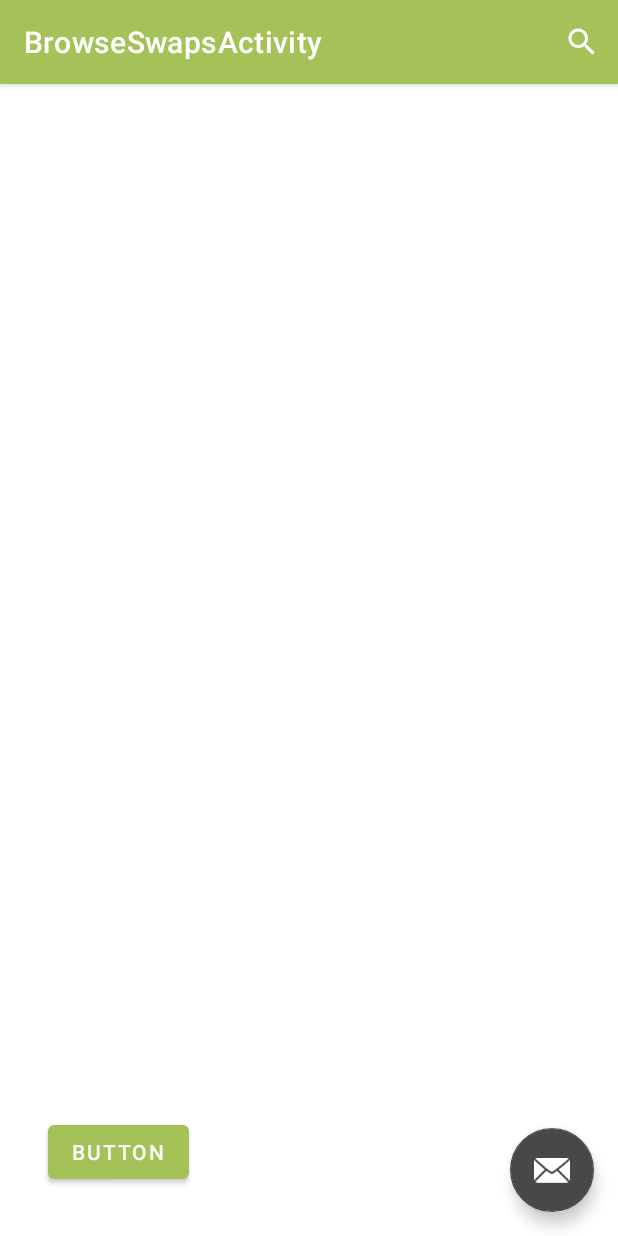
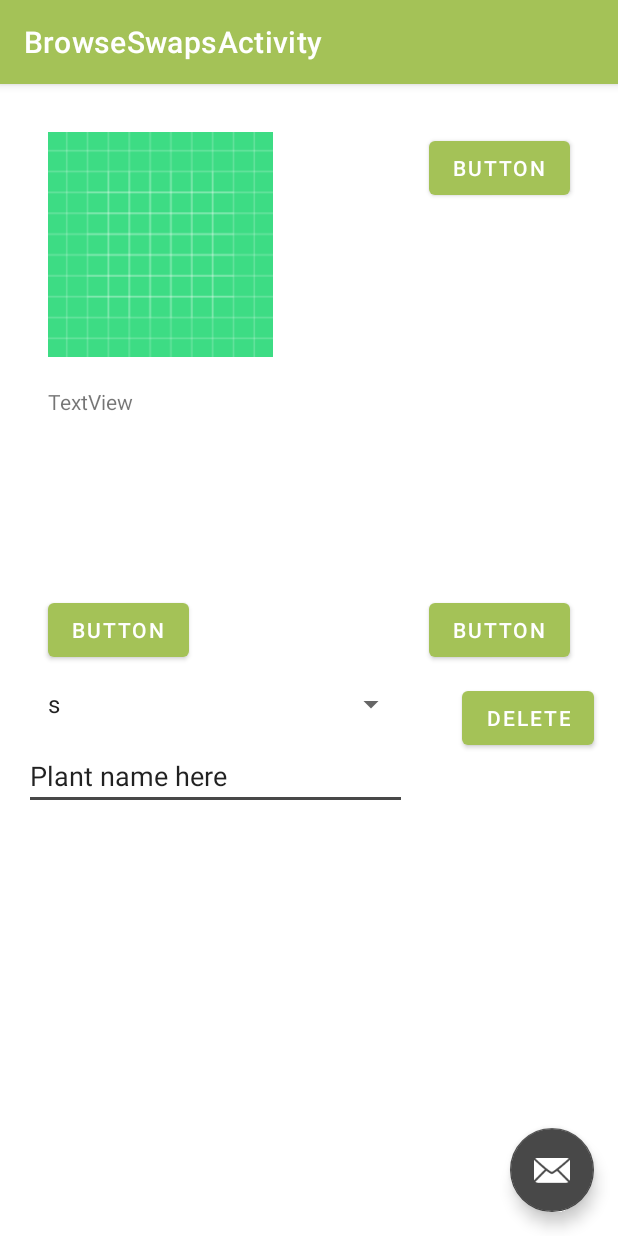
Before and after one commit to Macradon/ITSMAP-AppProject, an Android app: the BrowseSwapsActivity screen opened directly, with no data from a screen before it, on a phone screen of 412 x 824 dp. Run offline under Robolectric (Android 15) with nearby library versions, the phone set to English and light mode, and no system bars; our stand-ins replace Firebase (no records; nobody signed in at launch, a user with empty details on screens opened directly), Volley.

Commit message:
føler det er underligt men virker
addSwapOffer

```diff
--- a/PlantSwapApplication/app/src/main/java/com/au564065/plantswap/activities/browseplant/BrowsePlant_AddingPlant_fragment.java
+++ b/PlantSwapApplication/app/src/main/java/com/au564065/plantswap/activities/browseplant/BrowsePlant_AddingPlant_fragment.java
@@ -71,11 +71,11 @@ public class BrowsePlant_AddingPlant_fragment extends Fragment {
     private void updateUI(){
 
         Glide.with(getActivity().getApplicationContext())
-                .load(plantVM.onClickedPlant.getImageURL())
+                .load(plantVM.getOnClickedPlant().getImageURL())
                 .centerCrop()
                 .into(img);
 
-        common.setText(plantVM.onClickedPlant.getCommonName());
+        common.setText(plantVM.getOnClickedPlant().getCommonName());
 
     }
 
@@ -103,7 +103,7 @@ public class BrowsePlant_AddingPlant_fragment extends Fragment {
                 }
                 //Toast.makeText(getActivity().getApplicationContext(),plantVM.onClickedPlant.getCommonName() + " has been added to your wishlist", Toast.LENGTH_SHORT).show();
                 if(temp != 0){
-                    Toast.makeText(getActivity().getApplicationContext(),plantVM.onClickedPlant.getCommonName() + " has been added to your wishlist", Toast.LENGTH_SHORT).show();
+                    Toast.makeText(getActivity().getApplicationContext(),plantVM.getOnClickedPlant().getCommonName() + " has been added to your wishlist", Toast.LENGTH_SHORT).show();
                     plantVM.addToWish(temp);
                     getActivity().finish();
                 }else{
--- a/PlantSwapApplication/app/src/main/java/com/au564065/plantswap/activities/browseswap/BrowseSwapsActivity.java
+++ b/PlantSwapApplication/app/src/main/java/com/au564065/plantswap/activities/browseswap/BrowseSwapsActivity.java
@@ -24,7 +24,7 @@ public class BrowseSwapsActivity extends AppCompatActivity {
 
         if (savedInstanceState == null){
             getSupportFragmentManager().beginTransaction()
-                    .replace(R.id.BrowseSwapLayout,new BrowseSwaps_Search_fragment())
+                    .replace(R.id.BrowseSwapLayout,new BrowseSwaps_MakeOffer_fragment())
                     .commitNow();
         }
 
--- /dev/null
+++ b/PlantSwapApplication/app/src/main/java/com/au564065/plantswap/activities/browseswap/BrowseSwaps_MakeOffer_fragment.java
@@ -0,0 +1,128 @@
+package com.au564065.plantswap.activities.browseswap;
+
+import android.os.Bundle;
+import android.util.Log;
+import android.view.LayoutInflater;
+import android.view.View;
+import android.view.ViewGroup;
+import android.widget.Adapter;
+import android.widget.Button;
+import android.widget.TextView;
+
+import androidx.annotation.Nullable;
+import androidx.fragment.app.Fragment;
+import androidx.fragment.app.FragmentManager;
+import androidx.lifecycle.Observer;
+import androidx.lifecycle.ViewModelProvider;
+import androidx.recyclerview.widget.LinearLayoutManager;
+import androidx.recyclerview.widget.RecyclerView;
+
+import com.au564065.plantswap.R;
+import com.au564065.plantswap.activities.browseplant.BrowsePlant_Details_fragment;
+import com.au564065.plantswap.models.Swap;
+import com.au564065.plantswap.ui.recyclerview.AddSwapOfferAdapter;
+import com.au564065.plantswap.ui.recyclerview.BrowseSwapAdapter;
+import com.au564065.plantswap.viewmodels.BrowseSwapViewModel;
+
+import java.util.ArrayList;
+import java.util.List;
+
+public class BrowseSwaps_MakeOffer_fragment extends Fragment {
+
+    private BrowseSwapViewModel SwapVM;
+    private RecyclerView swapOfferOffers;
+    private AddSwapOfferAdapter adapter;
+    private RecyclerView.LayoutManager layoutMan;
+    private Button backBtn, addMoreBtn, sendBtn;
+    private TextView name;
+    private List<String> list;
+
+    @Override
+    public View onCreateView(LayoutInflater inflater, ViewGroup container,
+                             Bundle savedInstanceState) {
+        // Inflate the layout for this fragment
+        View v = inflater.inflate(R.layout.fragment_browse_swaps_makeoffer, container, false);
+        list = new ArrayList<>();
+        list.add("s");
+        list.add("a");
+        list.add("d");
+        list.add("f");
+        list.add("g");
+        list.add("other");
+        adapter = new AddSwapOfferAdapter(list);
+        layoutMan = new LinearLayoutManager(getContext());
+
+        initUI(v);
+
+        return v;
+    }
+
+    @Override
+    public void onActivityCreated(@Nullable Bundle savedInstanceState) {
+        super.onActivityCreated(savedInstanceState);
+
+        swapOfferOffers.setAdapter(adapter);
+        swapOfferOffers.setLayoutManager(layoutMan);
+
+        setListeners();
+
+        SwapVM = new ViewModelProvider(getActivity()).get(BrowseSwapViewModel.class);
+        SwapVM.getCount().observe(getViewLifecycleOwner(), new Observer<Integer>() {
+            @Override
+            public void onChanged(Integer integer) {
+                adapter.updateList(integer);
+                updateUI();
+            }
+        });
+
+    }
+
+    private void initUI(View v){
+        backBtn = v.findViewById(R.id.Browse_Swaps_Offer_Back);
+        addMoreBtn = v.findViewById(R.id.Browse_Swaps_Offer_More);
+        sendBtn = v.findViewById(R.id.Browse_Swaps_Offer_Send);
+        name = v.findViewById(R.id.Browse_Swaps_Offer_Name);
+
+        swapOfferOffers = v.findViewById(R.id.Browse_Swaps_Offer_Cycler);
+
+    }
+
+    private void updateUI(){
+        //name.setText(SwapVM.getSwap().getPlantName());
+    }
+
+    private void setListeners(){
+        FragmentManager m = getActivity().getSupportFragmentManager();
+
+        backBtn.setOnClickListener(new View.OnClickListener() {
+            @Override
+            public void onClick(View view) {
+               /* m.beginTransaction()
+                        .replace(R.id.BrowseSwapLayout, new BrowseSwaps_Details_fragment())
+                        .commit();*/
+                String s = "didnt work";
+                if (android.os.Build.VERSION.SDK_INT >= android.os.Build.VERSION_CODES.O) {
+                    s = String.join(",",adapter.getSavedStrings());
+                }
+
+                Log.d("From adding offer:", s);
+            }
+        });
+
+        addMoreBtn.setOnClickListener(new View.OnClickListener() {
+            @Override
+            public void onClick(View view) {
+                SwapVM.addMoreSpinners();
+            }
+        });
+
+        sendBtn.setOnClickListener(new View.OnClickListener() {
+            @Override
+            public void onClick(View view) {
+                SwapVM.deleteSpinner();
+            }
+        });
+
+    }
+
+}
--- a/PlantSwapApplication/app/src/main/java/com/au564065/plantswap/activities/browseswap/BrowseSwaps_Search_fragment.java
+++ b/PlantSwapApplication/app/src/main/java/com/au564065/plantswap/activities/browseswap/BrowseSwaps_Search_fragment.java
@@ -85,7 +85,7 @@ public class BrowseSwaps_Search_fragment extends Fragment implements BrowseSwapA
 
         FragmentManager m = getActivity().getSupportFragmentManager();
         m.beginTransaction()
-                .replace(R.id.BrowsePlantLayout, new BrowsePlant_Details_fragment())
+                .replace(R.id.BrowseSwapLayout, new BrowseSwaps_Details_fragment())
                 .commit();
     }
 
--- a/PlantSwapApplication/app/src/main/java/com/au564065/plantswap/activities/profile/ProfileActivity.java
+++ b/PlantSwapApplication/app/src/main/java/com/au564065/plantswap/activities/profile/ProfileActivity.java
@@ -9,8 +9,12 @@ import androidx.appcompat.app.AppCompatActivity;
 import androidx.appcompat.widget.Toolbar;
 
 import android.view.View;
+import android.widget.Adapter;
+import android.widget.ArrayAdapter;
 
 import com.au564065.plantswap.R;
+
+import java.lang.reflect.Array;
 
 public class ProfileActivity extends AppCompatActivity {
 
--- /dev/null
+++ b/PlantSwapApplication/app/src/main/java/com/au564065/plantswap/ui/recyclerview/AddSwapOfferAdapter.java
@@ -0,0 +1,149 @@
+package com.au564065.plantswap.ui.recyclerview;
+
+import android.content.Context;
+import android.text.Editable;
+import android.text.TextWatcher;
+import android.view.LayoutInflater;
+import android.view.View;
+import android.view.ViewGroup;
+import android.widget.AdapterView;
+import android.widget.ArrayAdapter;
+import android.widget.Button;
+import android.widget.EditText;
+import android.widget.ImageView;
+import android.widget.Spinner;
+import android.widget.TextView;
+
+import androidx.annotation.NonNull;
+import androidx.recyclerview.widget.RecyclerView;
+
+import com.au564065.plantswap.R;
+import com.au564065.plantswap.models.SwapOffer;
+
+import java.util.ArrayList;
+import java.util.List;
+
+public class AddSwapOfferAdapter extends RecyclerView.Adapter<AddSwapOfferAdapter.SwapOfferHolder>{
+
+    private List<String> offer;
+    private List<Integer> theList;
+    private List<String> savedStrings;
+
+
+    public AddSwapOfferAdapter(List<String> offerList){
+        offer = offerList;
+        theList = new ArrayList<Integer>(1);
+        savedStrings = new ArrayList<>(1);
+    }
+
+    public void updateList(int size){
+        if(getItemCount() > size){
+            for(int i = getItemCount(); i > size; i-- ){
+                savedStrings.remove(getItemCount()-1);
+                theList.remove(getItemCount()-1);
+            }
+        }else {
+            for (int i = getItemCount(); i < size; i++) {
+                savedStrings.add("");
+                theList.add(1);
+            }
+        }
+        notifyDataSetChanged();
+    }
+
+    public List<String> getSavedStrings(){
+        return savedStrings;
+    }
+
+    @NonNull
+    @Override
+    public SwapOfferHolder onCreateViewHolder(@NonNull ViewGroup parent, int viewType) {
+        View v = LayoutInflater.from(parent.getContext()).inflate(R.layout.swapoffer_item,parent,false);
+        AddSwapOfferAdapter.SwapOfferHolder holder = new AddSwapOfferAdapter.SwapOfferHolder(v);
+        return holder;
+    }
+
+    @Override
+    public void onBindViewHolder(@NonNull SwapOfferHolder holder, int position) {
+        ArrayAdapter<String> adapter = new ArrayAdapter<String>(holder.itemView.getContext(),
+                android.R.layout.simple_list_item_1,
+                offer);
+        adapter.setDropDownViewResource(android.R.layout.simple_spinner_dropdown_item);
+        holder.wishes.setAdapter(adapter);
+
+        holder.customWish.setText("Plant name here");
+
+
+        holder.customWish.addTextChangedListener(new TextWatcher() {
+            @Override
+            public void beforeTextChanged(CharSequence charSequence, int i, int i1, int i2) {
+
+            }
+
+            @Override
+            public void onTextChanged(CharSequence charSequence, int i, int i1, int i2) {
+
+            }
+
+            @Override
+            public void afterTextChanged(Editable editable) {
+                if (holder.wishes.getSelectedItem().equals("other")) {
+                    savedStrings.set(position, holder.customWish.getText().toString());
+                }
+            }
+        });
+
+        holder.wishes.setOnItemSelectedListener(new AdapterView.OnItemSelectedListener() {
+            @Override
+            public void onItemSelected(AdapterView<?> adapterView, View view, int i, long l) {
+                if(holder.wishes.getSelectedItem() != "other"){
+                    savedStrings.set(position, holder.wishes.getSelectedItem().toString());
+                }else{
+                    savedStrings.set(position, holder.customWish.getText().toString());
+                }
+            }
+
+            @Override
+            public void onNothingSelected(AdapterView<?> adapterView) {
+
+            }
+        });
+
+
+        holder.delete.setOnClickListener(new View.OnClickListener() {
+            @Override
+            public void onClick(View view) {
+                savedStrings.remove(position);
+                theList.remove(position);
+                notifyDataSetChanged();
+            }
+        });
+
+    }
+
+    @Override
+    public int getItemCount() {
+        return theList.size();
+    }
+
+
+    public class SwapOfferHolder extends RecyclerView.ViewHolder{
+
+        private Button delete;
+        private Spinner wishes;
+        private EditText customWish;
+
+
+        public SwapOfferHolder(@NonNull View itemView) {
+            super(itemView);
+
+            wishes = itemView.findViewById(R.id.swapOfferSpinner);
+            delete = itemView.findViewById(R.id.swapOfferDeleteButton);
+            customWish = itemView.findViewById(R.id.swapOffer_edittext);
+
+            //placeholder = itemView.findViewById(R.id.swapItem_img);
+        }
+
+    }
+
+}
--- a/PlantSwapApplication/app/src/main/java/com/au564065/plantswap/viewmodels/BrowseSwapViewModel.java
+++ b/PlantSwapApplication/app/src/main/java/com/au564065/plantswap/viewmodels/BrowseSwapViewModel.java
@@ -5,6 +5,7 @@ import android.app.Application;
 import androidx.annotation.NonNull;
 import androidx.lifecycle.AndroidViewModel;
 import androidx.lifecycle.LiveData;
+import androidx.lifecycle.MutableLiveData;
 
 import com.au564065.plantswap.database.Repository;
 import com.au564065.plantswap.models.Swap;
@@ -16,14 +17,21 @@ public class BrowseSwapViewModel extends AndroidViewModel {
     private Repository repo;
     private Swap onClickedSwap;
     private List<Swap> currentSwapList;
+    private LiveData<List<Swap>> allSwaps;
+    private MutableLiveData<Integer> count;
 
     public BrowseSwapViewModel(@NonNull Application application) {
         super(application);
         repo = Repository.getInstance(application.getApplicationContext());
+        allSwaps = repo.getSwapList();
+    }
+
+    public Swap getSwap(){
+        return  onClickedSwap;
     }
 
     public LiveData<List<Swap>> getSwapList(){
-        return repo.getSwapList();
+        return allSwaps;
     }
 
     public void saveAdapterList(List<Swap> list){
@@ -34,4 +42,24 @@ public class BrowseSwapViewModel extends AndroidViewModel {
         onClickedSwap = currentSwapList.get(index);
         return onClickedSwap;
     }
+
+    public LiveData<Integer> getCount(){
+        if(count == null){
+            count = new MutableLiveData<Integer>();
+            count.setValue(1);
+        }
+        return count;
+    }
+
+    public void addMoreSpinners(){
+        count.setValue(count.getValue()+1);
+    }
+
+    public void setCount(int specific){
+        count.setValue(specific);
+    }
+
+    public void deleteSpinner(){
+        count.setValue(count.getValue()-1);
+    }
 }
--- /dev/null
+++ b/PlantSwapApplication/app/src/main/res/layout/fragment_browse_swaps_makeoffer.xml
@@ -0,0 +1,76 @@
+<?xml version="1.0" encoding="utf-8"?>
+<androidx.constraintlayout.widget.ConstraintLayout
+    xmlns:android="http://schemas.android.com/apk/res/android"
+    xmlns:app="http://schemas.android.com/apk/res-auto"
+    xmlns:tools="http://schemas.android.com/tools"
+    android:layout_width="match_parent"
+    android:layout_height="match_parent">
+
+    <androidx.recyclerview.widget.RecyclerView
+        android:id="@+id/Browse_Swaps_Offer_Cycler"
+        android:layout_width="0dp"
+        android:layout_height="0dp"
+        app:layout_constraintBottom_toBottomOf="parent"
+        app:layout_constraintEnd_toEndOf="parent"
+        app:layout_constraintHorizontal_bias="0.0"
+        app:layout_constraintStart_toStartOf="parent"
+        app:layout_constraintTop_toBottomOf="@+id/Browse_Swaps_Offer_More"
+        app:layout_constraintVertical_bias="1.0" />
+
+    <ImageView
+        android:id="@+id/Browse_Swaps_Offer_Img"
+        android:layout_width="150dp"
+        android:layout_height="150dp"
+        android:layout_marginStart="32dp"
+        android:layout_marginLeft="32dp"
+        android:layout_marginTop="32dp"
+        app:layout_constraintStart_toStartOf="parent"
+        app:layout_constraintTop_toTopOf="parent"
+        app:srcCompat="@drawable/ic_launcher_background"
+        tools:srcCompat="@tools:sample/avatars" />
+
+    <TextView
+        android:id="@+id/Browse_Swaps_Offer_Name"
+        android:layout_width="wrap_content"
+        android:layout_height="wrap_content"
+        android:layout_marginTop="20dp"
+        android:text="TextView"
+        app:layout_constraintEnd_toEndOf="@+id/Browse_Swaps_Offer_Img"
+        app:layout_constraintHorizontal_bias="0.0"
+        app:layout_constraintStart_toStartOf="@+id/Browse_Swaps_Offer_Img"
+        app:layout_constraintTop_toBottomOf="@+id/Browse_Swaps_Offer_Img" />
+
+    <Button
+        android:id="@+id/Browse_Swaps_Offer_Send"
+        android:layout_width="wrap_content"
+        android:layout_height="wrap_content"
+        android:layout_marginEnd="32dp"
+        android:layout_marginRight="32dp"
+        android:text="Button"
+        app:layout_constraintEnd_toEndOf="parent"
+        app:layout_constraintTop_toTopOf="@+id/Browse_Swaps_Offer_Img" />
+
+    <Button
+        android:id="@+id/Browse_Swaps_Offer_More"
+        android:layout_width="wrap_content"
+        android:layout_height="wrap_content"
+        android:layout_marginTop="260dp"
+        android:layout_marginEnd="32dp"
+        android:layout_marginRight="32dp"
+        android:text="Button"
+        app:layout_constraintEnd_toEndOf="parent"
+        app:layout_constraintTop_toBottomOf="@+id/Browse_Swaps_Offer_Send" />
+
+    <Button
+        android:id="@+id/Browse_Swaps_Offer_Back"
+        android:layout_width="wrap_content"
+        android:layout_height="wrap_content"
+        android:layout_marginStart="32dp"
+        android:layout_marginLeft="32dp"
+        android:text="Button"
+        app:layout_constraintBottom_toTopOf="@+id/Browse_Swaps_Offer_Cycler"
+        app:layout_constraintStart_toStartOf="parent"
+        app:layout_constraintTop_toTopOf="@+id/Browse_Swaps_Offer_More"
+        app:layout_constraintVertical_bias="0.0" />
+
+</androidx.constraintlayout.widget.ConstraintLayout>
--- /dev/null
+++ b/PlantSwapApplication/app/src/main/res/layout/swapoffer_item.xml
@@ -0,0 +1,43 @@
+<?xml version="1.0" encoding="utf-8"?>
+<androidx.constraintlayout.widget.ConstraintLayout xmlns:android="http://schemas.android.com/apk/res/android"
+    xmlns:app="http://schemas.android.com/apk/res-auto"
+    xmlns:tools="http://schemas.android.com/tools"
+    android:layout_width="match_parent"
+    android:layout_height="100dp">
+
+    <Spinner
+        android:id="@+id/swapOfferSpinner"
+        android:layout_width="255dp"
+        android:layout_height="29dp"
+        android:layout_marginStart="16dp"
+        android:layout_marginLeft="16dp"
+        app:layout_constraintBottom_toTopOf="@+id/swapOffer_edittext"
+        app:layout_constraintStart_toStartOf="parent"
+        app:layout_constraintTop_toTopOf="parent" />
+
+    <Button
+        android:id="@+id/swapOfferDeleteButton"
+        android:layout_width="wrap_content"
+        android:layout_height="wrap_content"
+        android:layout_marginEnd="16dp"
+        android:layout_marginRight="16dp"
+        android:text="@string/swapOffer_deletebtn"
+        app:layout_constraintBottom_toBottomOf="parent"
+        app:layout_constraintEnd_toEndOf="parent"
+        app:layout_constraintTop_toTopOf="parent"
+        app:layout_constraintVertical_bias="0.211" />
+
+    <EditText
+        android:id="@+id/swapOffer_edittext"
+        android:layout_width="0dp"
+        android:layout_height="wrap_content"
+        android:layout_marginBottom="4dp"
+        android:ems="10"
+        android:inputType="textPersonName"
+        android:text="Name"
+        app:layout_constraintBottom_toBottomOf="parent"
+        app:layout_constraintEnd_toEndOf="@+id/swapOfferSpinner"
+        app:layout_constraintHorizontal_bias="0.466"
+        app:layout_constraintStart_toStartOf="@+id/swapOfferSpinner" />
+
+</androidx.constraintlayout.widget.ConstraintLayout>
--- a/PlantSwapApplication/app/src/main/res/values/strings.xml
+++ b/PlantSwapApplication/app/src/main/res/values/strings.xml
@@ -45,4 +45,5 @@
     <string name="Update_Profile_Header">Update Profile</string>
     <string name="Update">Update</string>
     <string name="Search">Search</string>
+    <string name="swapOffer_deletebtn">Delete</string>
 </resources>
```
Also changed, not shown: PlantSwapApplication/app/src/main/java/com/au564065/plantswap/activities/browseplant/BrowsePlant_Details_fragment.java (+5 -5 lines), PlantSwapApplication/app/src/main/java/com/au564065/plantswap/activities/browseswap/BrowseSwaps_Details_fragment.java (added, +95 -0 lines), PlantSwapApplication/app/src/main/java/com/au564065/plantswap/models/SwapOffer.java (+4 -4 lines), PlantSwapApplication/app/src/main/java/com/au564065/plantswap/ui/recyclerview/BrowseSwapAdapter.java (+19 -4 lines), PlantSwapApplication/app/src/main/java/com/au564065/plantswap/viewmodels/PlantViewModel.java (+11 -3 lines), PlantSwapApplication/app/src/main/res/layout/fragment_browse_swaps_details.xml (added, +82 -0 lines).
